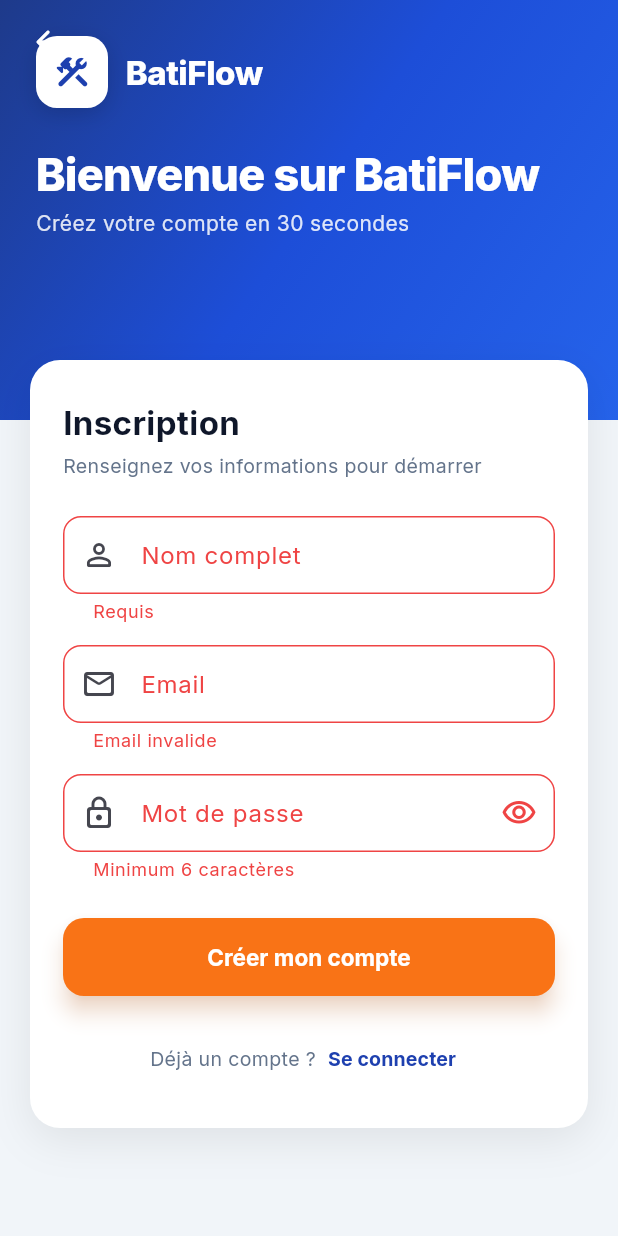
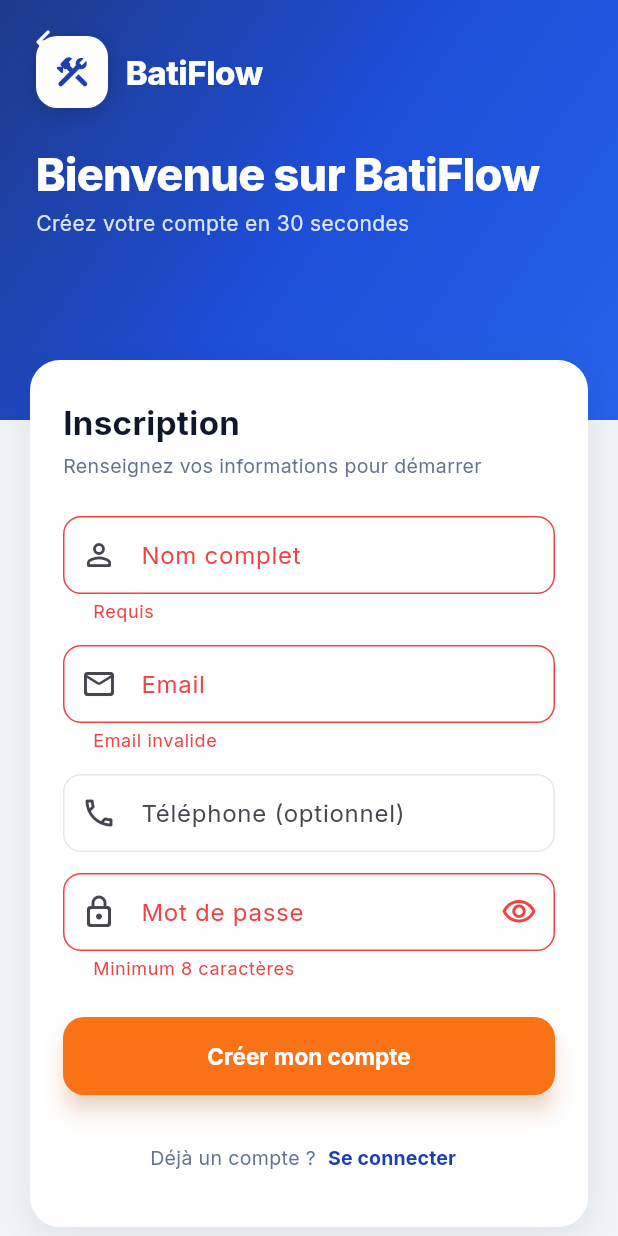
Before and after one commit to agbeviade/bati_2.0, a Flutter app: the SignupPage screen opened by its route, after a tap on "Créer mon compte", on a phone screen of 412 x 824 dp. Run offline on Flutter 3.47's test engine with Material 3 defaults, Android fonts, the phone set to English and light mode, and no system bars; our stand-ins replace cached_network_image, connectivity_plus, file_picker, flutter_local_notifications, flutter_riverpod, geolocator and 8 more; accounts and stored records are empty.

Commit message:
feat(auth): align mobile signup with web (phone field + 8-char password)
- add optional phone field (sent in user metadata only if non-empty)
- password minimum raised from 6 to 8 chars to match web policy

Co-Authored-By: Claude Opus 4.7 <noreply@anthropic.com>

```diff
--- a/lib/features/auth/presentation/signup_page.dart
+++ b/lib/features/auth/presentation/signup_page.dart
@@ -16,6 +16,7 @@ class _SignupPageState extends State<SignupPage> {
   final _formKey = GlobalKey<FormState>();
   final _nameCtrl = TextEditingController();
   final _emailCtrl = TextEditingController();
+  final _phoneCtrl = TextEditingController();
   final _passwordCtrl = TextEditingController();
   bool _loading = false;
   bool _obscure = true;
@@ -30,6 +31,7 @@ class _SignupPageState extends State<SignupPage> {
   void dispose() {
     _nameCtrl.dispose();
     _emailCtrl.dispose();
+    _phoneCtrl.dispose();
     _passwordCtrl.dispose();
     super.dispose();
   }
@@ -38,10 +40,14 @@ class _SignupPageState extends State<SignupPage> {
     if (!_formKey.currentState!.validate()) return;
     setState(() => _loading = true);
     try {
+      final phone = _phoneCtrl.text.trim();
       await Supabase.instance.client.auth.signUp(
         email: _emailCtrl.text.trim(),
         password: _passwordCtrl.text,
-        data: {'full_name': _nameCtrl.text.trim()},
+        data: {
+          'full_name': _nameCtrl.text.trim(),
+          if (phone.isNotEmpty) 'phone': phone,
+        },
       );
       if (mounted) {
         ScaffoldMessenger.of(context).showSnackBar(
@@ -123,6 +129,16 @@ class _SignupPageState extends State<SignupPage> {
                             ),
                             const SizedBox(height: 14),
                             TextFormField(
+                              controller: _phoneCtrl,
+                              keyboardType: TextInputType.phone,
+                              decoration: const InputDecoration(
+                                labelText: 'Téléphone (optionnel)',
+                                hintText: '+225 07 00 00 00 00',
+                                prefixIcon: Icon(Icons.phone_outlined),
+                              ),
+                            ),
+                            const SizedBox(height: 14),
+                            TextFormField(
                               controller: _passwordCtrl,
                               obscureText: _obscure,
                               decoration: InputDecoration(
@@ -135,7 +151,7 @@ class _SignupPageState extends State<SignupPage> {
                                   onPressed: () => setState(() => _obscure = !_obscure),
                                 ),
                               ),
-                              validator: (v) => v == null || v.length < 6 ? 'Minimum 6 caractères' : null,
+                              validator: (v) => v == null || v.length < 8 ? 'Minimum 8 caractères' : null,
                               onFieldSubmitted: (_) => _signUp(),
                             ),
                             const SizedBox(height: 24),
```
